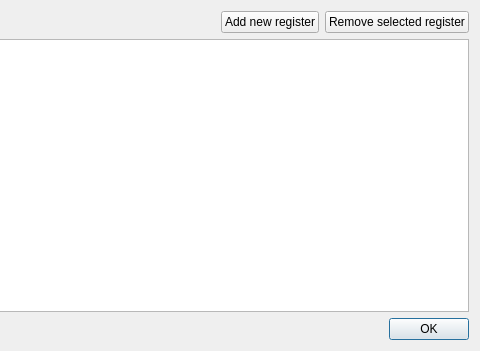
The window that src/dialogs/registerdialog.ui (ModbusScope/ModbusScope) describes before a commit, drawn with Qt 5; both pictures show x 317 to 797 and y 0 to 351 of the 797 by 351 pixel window.
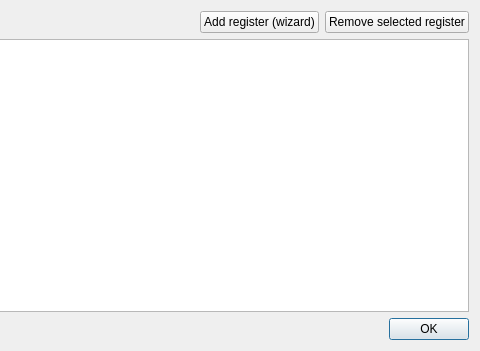
The same window after the commit. Icons and pictures are not drawn.

Patch:
```diff
--- a/src/dialogs/registerdialog.ui
+++ b/src/dialogs/registerdialog.ui
@@ -44,7 +44,7 @@
      <item>
       <widget class="QPushButton" name="btnAdd">
        <property name="text">
-        <string>Add new register</string>
+        <string>Add register (wizard)</string>
        </property>
       </widget>
      </item>
```
Left out of the diff: 4 changed lines with no effect on the pictures.
